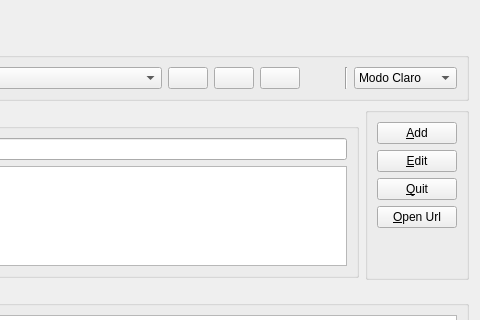
lincolningaroca/xxxApp, file widget.ui: the form before one commit; both pictures show x 211 to 691 and y 0 to 320 of the 691 by 531 pixel window.
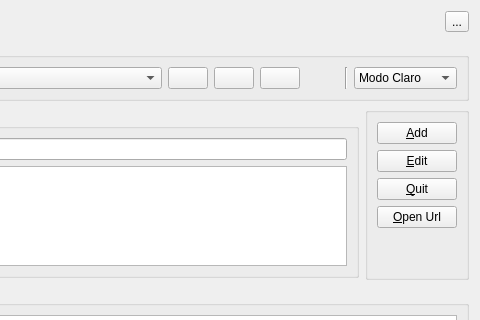
The form after the commit. Icons and pictures are not drawn.

Patch:
```diff
--- a/widget.ui
+++ b/widget.ui
@@ -78,6 +78,20 @@
           </property>
          </spacer>
         </item>
+        <item>
+         <widget class="QToolButton" name="btnBackUp">
+          <property name="toolTip">
+           <string>Crear una copia de seguridad</string>
+          </property>
+          <property name="text">
+           <string>...</string>
+          </property>
+          <property name="icon">
+           <iconset resource="rsc.qrc">
+            <normaloff>:/img/backup.png</normaloff>:/img/backup.png</iconset>
+          </property>
+         </widget>
+        </item>
        </layout>
       </item>
      </layout>
```
